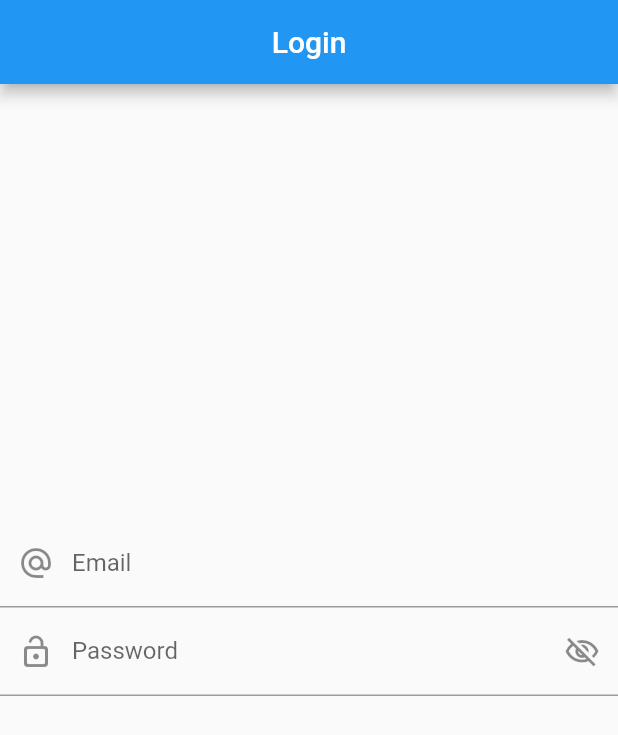
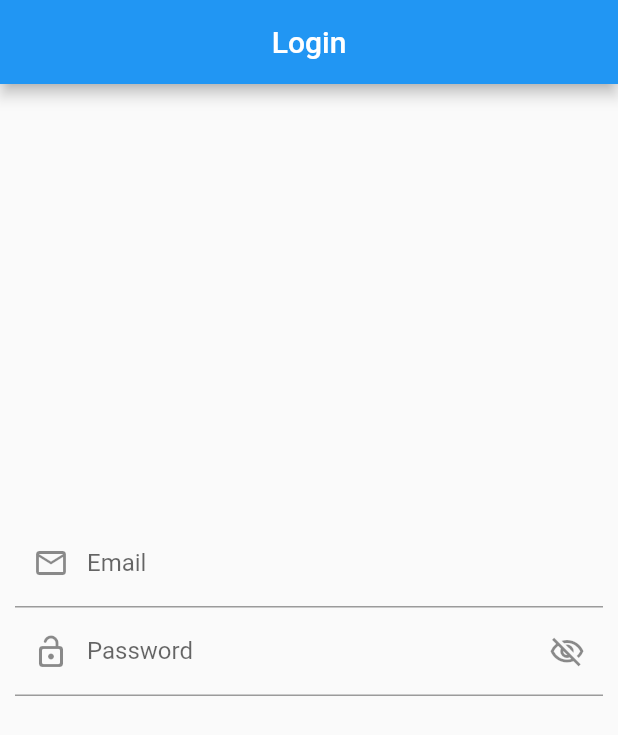
Before and after one commit to hamidhosen42/Flutter-MVVM-Architecture-with-Rest-APIs-using-Provider, a Flutter app: the screen it shows after launch, on a phone screen of 412 x 824 dp. Shown: the top 735 px of the screen. Run offline on Flutter 3.47's test engine with Material 2 defaults, Android fonts, the phone set to English and light mode, and no system bars; our stand-ins replace another_flushbar, fluttertoast.

```diff
--- a/lib/view/login_view.dart
+++ b/lib/view/login_view.dart
@@ -1,8 +1,7 @@
-// ignore_for_file: prefer_const_constructors
+// ignore_for_file: prefer_const_constructors, use_key_in_widget_constructors, library_private_types_in_public_api, prefer_final_fields
 
 import 'package:flutter/material.dart';
 import 'package:flutter_mvvm_architecture/utils/utils.dart';
-import 'package:provider/provider.dart';
 
 class LoginScreen extends StatefulWidget {
   @override
@@ -49,6 +48,8 @@ class _LoginViewState extends State<LoginScreen> {
         centerTitle: true,
       ),
       body: SafeArea(
+        child: Padding(
+          padding: const EdgeInsets.symmetric(horizontal: 10),
           child: Column(
             mainAxisAlignment: MainAxisAlignment.center,
             crossAxisAlignment: CrossAxisAlignment.center,
@@ -60,9 +61,10 @@ class _LoginViewState extends State<LoginScreen> {
                 decoration: const InputDecoration(
                     hintText: 'Email',
                     labelText: 'Email',
-                  prefixIcon: Icon(Icons.alternate_email)),
+                    prefixIcon: Icon(Icons.email_outlined)),
                 onFieldSubmitted: (valu) {
-                // Utils.fieldFocusChange(context, emailFocusNode, passwordFocusNode);
+                  Utils.fieldFocusChange(context, emailFocusNode, passwordFocusNode);
+                  // FocusScope.of(context).requestFocus(passwordFocusNode);
                 },
               ),
               ValueListenableBuilder(
@@ -129,6 +131,7 @@ class _LoginViewState extends State<LoginScreen> {
             ],
           ),
         ),
+      ),
     );
   }
 }
```
Also changed, not shown: lib/res/color.dart (added, +10 -0 lines). Lines whose indentation alone changed are shown as unchanged.
